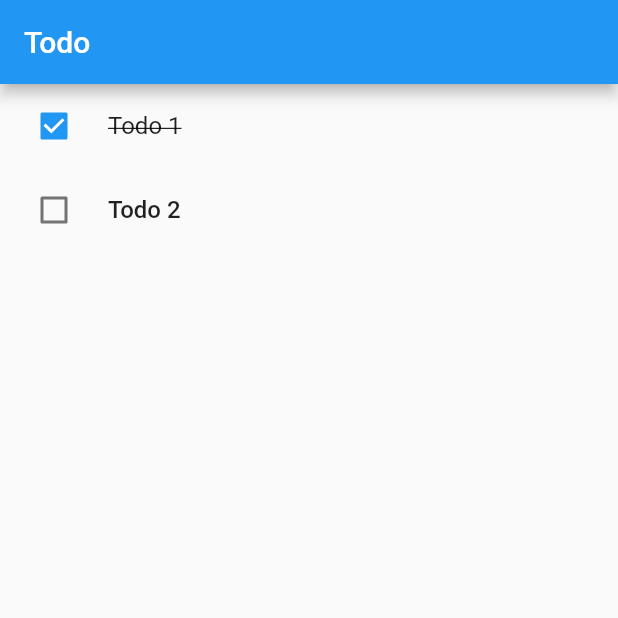
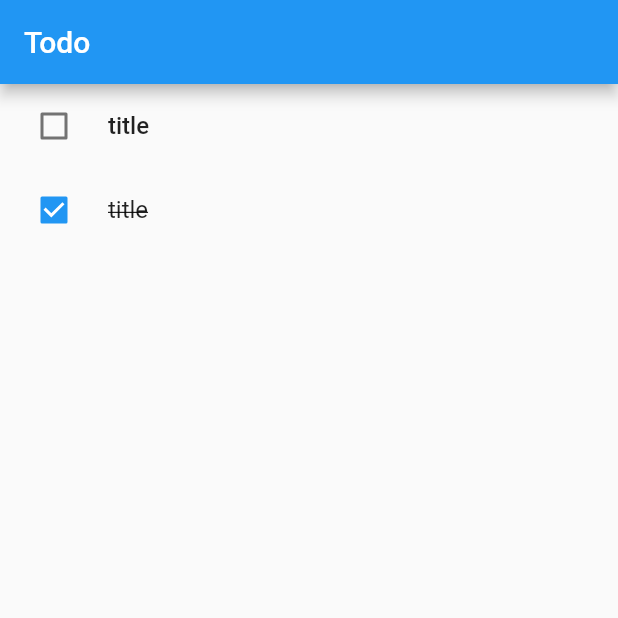
Before and after one commit to albinpk/flutter-apps, a Flutter app: the screen it shows after launch, on a phone screen of 412 x 824 dp, the top half of it. Run offline on Flutter 3.47's test engine with Material 2 defaults, Android fonts, the phone set to English and light mode, and no system bars; our stand-ins replace equatable, flutter_bloc.

Commit message:
refactor(todo): extract TodoItem widget

```diff
--- a/000-todo/lib/pages/todo_page.dart
+++ b/000-todo/lib/pages/todo_page.dart
@@ -1,4 +1,7 @@
 import 'package:flutter/material.dart';
+
+import '../models/models.dart';
+import '../widgets/widgets.dart';
 
 class TodoPage extends StatelessWidget {
   const TodoPage({super.key});
@@ -19,33 +22,12 @@ class TodoView extends StatelessWidget {
 
   @override
   Widget build(BuildContext context) {
-    return ListView(
-      children: [
-        CheckboxListTile(
-          value: true,
-          title: Text(
-            'Todo 1',
-            style: Theme.of(context)
-                .textTheme
-                .titleMedium
-                ?.copyWith(decoration: TextDecoration.lineThrough),
-          ),
-          controlAffinity: ListTileControlAffinity.leading,
-          onChanged: (_) {},
-        ),
-        CheckboxListTile(
-          value: false,
-          title: Text(
-            'Todo 2',
-            style: Theme.of(context)
-                .textTheme
-                .titleMedium
-                ?.copyWith(fontWeight: FontWeight.w500),
-          ),
-          controlAffinity: ListTileControlAffinity.leading,
-          onChanged: (_) {},
-        ),
-      ],
+    return ListView.builder(
+      itemCount: 2,
+      itemBuilder: (context, i) {
+        if (i == 0) return TodoItem(todo: Todo(title: 'title'));
+        return TodoItem(todo: Todo(title: 'title', isDone: true));
+      },
     );
   }
 }
--- /dev/null
+++ b/000-todo/lib/widgets/todo_item.dart
@@ -0,0 +1,29 @@
+import 'package:flutter/material.dart';
+
+import '../models/models.dart';
+
+class TodoItem extends StatelessWidget {
+  const TodoItem({
+    Key? key,
+    required this.todo,
+  }) : super(key: key);
+
+  final Todo todo;
+
+  @override
+  Widget build(BuildContext context) {
+    final style = Theme.of(context).textTheme.titleMedium?.copyWith(
+          decoration: todo.isDone ? TextDecoration.lineThrough : null,
+          fontWeight: todo.isDone ? null : FontWeight.w500,
+        );
+    return CheckboxListTile(
+      value: todo.isDone,
+      title: Text(
+        todo.title,
+        style: style,
+      ),
+      controlAffinity: ListTileControlAffinity.leading,
+      onChanged: (_) {},
+    );
+  }
+}
--- /dev/null
+++ b/000-todo/lib/widgets/widgets.dart
@@ -0,0 +1 @@
+export 'todo_item.dart';
```
